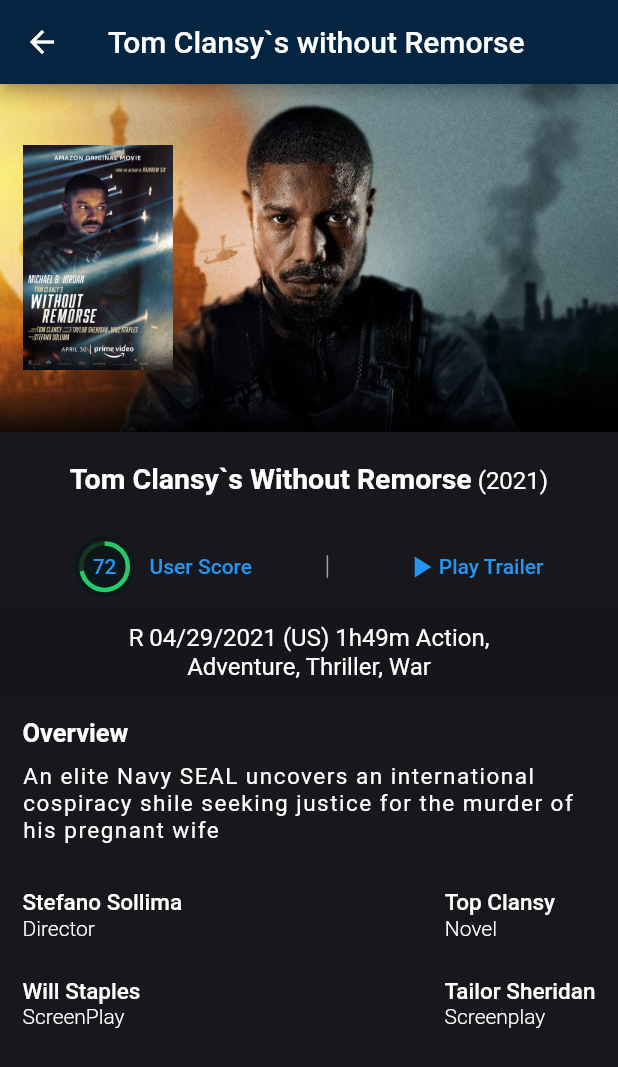
After one commit to PilKvas/themoviedb, a Flutter app: the MovieDetailsWidget screen opened by its route, after a tap on "72", on a phone screen of 412 x 824 dp. The commit adds this screen. Shown: the top 1067 px of the screen. Run offline on Flutter 3.47's test engine with Material 2 defaults, Android fonts, the phone set to English and light mode, and no system bars.

Commit message:
movieDetailsWidget

```diff
--- a/lib/images/app_images.dart
+++ b/lib/images/app_images.dart
@@ -2,4 +2,7 @@
   AppImages._();
 
   static const String moviePlaceholder = 'assets/images.jpeg';
+  static const String foregroundMovieImage = 'assets/foreground_image.jpeg';
+  static const String backgroundMovieImage = 'assets/background_image.jpeg';
+
 }
--- a/lib/main.dart
+++ b/lib/main.dart
@@ -2,6 +2,7 @@
 import 'package:themoviedb/Theme/app_colors.dart';
 import 'package:themoviedb/widgets/auth/auth_screen.dart';
 import 'package:themoviedb/widgets/main_screen/main_screen_widget.dart';
+import 'package:themoviedb/widgets/movie_details/movie_details_widget.dart';
 
 void main() {
   runApp(const MyApp());
@@ -28,6 +29,18 @@
       routes: {
         '/auth': (_) => const AuthScreenWidget(),
         '/main_screen': (_) => const MainScreenWidgetn(),
+        '/main_screen/movie_details': (_) {
+          final arguments = ModalRoute.of(context)?.settings.arguments;
+          if (arguments is int) {
+            return MovieDetailsWidget(
+              movieId: arguments,
+            );
+          } else {
+            return const MovieDetailsWidget(
+              movieId: 0,
+            );
+          }
+        }
       },
       home: const AuthScreenWidget(),
     );
--- a/lib/widgets/main_screen/main_screen_widget.dart
+++ b/lib/widgets/main_screen/main_screen_widget.dart
@@ -28,7 +28,7 @@
         index: _selectedTab,
         children: const [
           Text(
-            'Новости',
+            'Привет А',
           ),
           MovieListWidget(),
           Text(
--- /dev/null
+++ b/lib/widgets/movie_details/movie_details_main_info_widget.dart
@@ -0,0 +1,289 @@
+import 'package:flutter/material.dart';
+import 'package:themoviedb/images/app_images.dart';
+import 'package:themoviedb/widgets/movie_details/radian_progress_bar.dart';
+
+class MovieDetailsMainInfoWidget extends StatelessWidget {
+  const MovieDetailsMainInfoWidget({Key? key}) : super(key: key);
+
+  @override
+  Widget build(BuildContext context) {
+    return Column(
+      children: const [
+        _TopPosterWidget(),
+        _MovieNameWidget(),
+        _ScoreWidget(),
+        _SummeryWidget(),
+        _OverviewWidget(),
+        _CastWidget(),
+
+      ],
+    );
+  }
+}
+
+class _TopPosterWidget extends StatelessWidget {
+  const _TopPosterWidget({Key? key}) : super(key: key);
+
+  @override
+  Widget build(BuildContext context) {
+    return Stack(
+      children: [
+        Image.asset(AppImages.backgroundMovieImage),
+        Positioned(
+          top: 15,
+          left: 15,
+          bottom: 15,
+          child: Image.asset(AppImages.foregroundMovieImage,
+              width: 100, height: 100),
+        ),
+      ],
+    );
+  }
+}
+
+class _MovieNameWidget extends StatelessWidget {
+  const _MovieNameWidget({Key? key}) : super(key: key);
+
+  @override
+  Widget build(BuildContext context) {
+    return Padding(
+      padding: const EdgeInsets.all(20.0),
+      child: RichText(
+        textAlign: TextAlign.center,
+        maxLines: 3,
+        text: const TextSpan(
+          children: [
+            TextSpan(
+              text: 'Tom Clansy`s Without Remorse',
+              style: TextStyle(
+                fontSize: 19,
+                fontWeight: FontWeight.w600,
+              ),
+            ),
+            TextSpan(
+                text: ' (2021)',
+                style: TextStyle(
+                  fontSize: 16,
+                  fontWeight: FontWeight.w400,
+                )),
+          ],
+        ),
+      ),
+    );
+  }
+}
+
+class _SummeryWidget extends StatelessWidget {
+  const _SummeryWidget({Key? key}) : super(key: key);
+
+  @override
+  Widget build(BuildContext context) {
+    return const ColoredBox(
+      color: Color.fromRGBO(22, 21, 25, 1.0),
+      child: Padding(
+        padding: EdgeInsets.symmetric(vertical: 10, horizontal: 65),
+        child: Text(
+          textAlign: TextAlign.center,
+          style: TextStyle(
+            color: Colors.white,
+            fontSize: 16,
+            fontWeight: FontWeight.w400,
+          ),
+          'R 04/29/2021 (US) 1h49m Action, Adventure, Thriller, War',
+        ),
+      ),
+    );
+  }
+}
+
+class _OverviewWidget extends StatelessWidget {
+  const _OverviewWidget({Key? key}) : super(key: key);
+
+  @override
+  Widget build(BuildContext context) {
+    return Padding(
+      padding: const EdgeInsets.symmetric(horizontal: 15, vertical: 15),
+      child: Column(
+        crossAxisAlignment: CrossAxisAlignment.start,
+        children: const [
+          Text(
+            'Overview',
+            style: TextStyle(
+              color: Colors.white,
+              fontSize: 17,
+              fontWeight: FontWeight.bold,
+            ),
+          ),
+          SizedBox(
+            height: 10,
+          ),
+          Text(
+              'An elite Navy SEAL uncovers an international cospiracy shile seeking justice for the murder of his pregnant wife',
+              style: TextStyle(
+                  color: Colors.white,
+                  fontSize: 15,
+                  letterSpacing: 1,
+                  height: 1.2))
+        ],
+      ),
+    );
+  }
+}
+
+class _CastWidget extends StatelessWidget {
+  const _CastWidget({Key? key}) : super(key: key);
+
+  @override
+  Widget build(BuildContext context) {
+    return Padding(
+      padding: const EdgeInsets.symmetric(horizontal: 15, vertical: 15),
+      child: Column(
+        children: [
+          Padding(
+            padding: const EdgeInsets.only(right: 27.0),
+            child: Row(
+              mainAxisAlignment: MainAxisAlignment.spaceBetween,
+              children: [
+                Column(
+                  crossAxisAlignment: CrossAxisAlignment.start,
+                  children: const [
+                    Text(
+                      'Stefano Sollima',
+                      style: TextStyle(
+                        color: Colors.white,
+                        fontSize: 15,
+                        fontWeight: FontWeight.w500,
+                      ),
+                    ),
+                    Text(
+                      'Director',
+                      style: TextStyle(
+                        color: Colors.white,
+                        fontSize: 14,
+                        fontWeight: FontWeight.w300,
+                      ),
+                    ),
+                  ],
+                ),
+                Column(
+                  crossAxisAlignment: CrossAxisAlignment.start,
+                  children: const [
+                    Text(
+                      'Top Clansy',
+                      style: TextStyle(
+                        color: Colors.white,
+                        fontSize: 15,
+                        fontWeight: FontWeight.w500,
+                      ),
+                    ),
+                    Text(
+                      'Novel',
+                      style: TextStyle(
+                        color: Colors.white,
+                        fontSize: 14,
+                        fontWeight: FontWeight.w300,
+                      ),
+                    ),
+                  ],
+                ),
+              ],
+            ),
+          ),
+          const SizedBox(
+            height: 25,
+          ),
+          Row(
+            mainAxisAlignment: MainAxisAlignment.spaceBetween,
+            children: [
+              Column(
+                crossAxisAlignment: CrossAxisAlignment.start,
+                children: const [
+                  Text(
+                    'Will Staples',
+                    style: TextStyle(
+                      color: Colors.white,
+                      fontSize: 15,
+                      fontWeight: FontWeight.w500,
+                    ),
+                  ),
+                  Text(
+                    'ScreenPlay',
+                    style: TextStyle(
+                      color: Colors.white,
+                      fontSize: 14,
+                      fontWeight: FontWeight.w300,
+                    ),
+                  ),
+                ],
+              ),
+              Column(
+                crossAxisAlignment: CrossAxisAlignment.start,
+                children: const [
+                  Text(
+                    'Tailor Sheridan',
+                    style: TextStyle(
+                      color: Colors.white,
+                      fontSize: 15,
+                      fontWeight: FontWeight.w500,
+                    ),
+                  ),
+                  Text(
+                    'Screenplay',
+                    style: TextStyle(
+                      color: Colors.white,
+                      fontSize: 14,
+                      fontWeight: FontWeight.w300,
+                    ),
+                  ),
+                ],
+              ),
+            ],
+          ),
+        ],
+      ),
+    );
+  }
+}
+
+class _ScoreWidget extends StatelessWidget {
+  const _ScoreWidget({Key? key}) : super(key: key);
+
+  @override
+  Widget build(BuildContext context) {
+    return Row(
+      mainAxisAlignment: MainAxisAlignment.spaceEvenly,
+      children: [
+        TextButton(
+            onPressed: () {},
+            child: Row(
+              children: const [
+                SizedBox(
+                  width: 40,
+                  height: 40,
+                  child: RadialPercentWidget(
+                      percent: 0.72,
+                      fillColor: Color.fromARGB(255, 12, 23, 25),
+                      lineColor: Color.fromARGB(255, 37, 203, 103),
+                      freeColor: Color.fromARGB(255, 25, 54, 31),
+                      lineWidgth: 3,
+                      child: Text('72')),
+                ),
+                SizedBox(
+                  width: 10,
+                ),
+                Text('User Score'),
+              ],
+            )),
+        Container(width: 1, height: 15, color: Colors.grey),
+        TextButton(
+            onPressed: () {},
+            child: Row(
+              children: const[
+                Icon(Icons.play_arrow),
+                Text('Play Trailer'),
+              ],
+            )),
+      ],
+    );
+  }
+}
--- /dev/null
+++ b/lib/widgets/movie_details/movie_details_widget.dart
@@ -0,0 +1,30 @@
+
+import 'package:flutter/material.dart';
+import 'package:themoviedb/widgets/movie_details/movie_details_main_info_widget.dart';
+
+class MovieDetailsWidget extends StatefulWidget {
+  final int movieId;
+  const MovieDetailsWidget({Key? key, required this.movieId}) : super(key: key);
+
+  @override
+  State<MovieDetailsWidget> createState() => _MovieDetailsWidgetState();
+}
+
+class _MovieDetailsWidgetState extends State<MovieDetailsWidget> {
+  @override
+  Widget build(BuildContext context) {
+    return Scaffold(
+      appBar: AppBar(
+        title: const Text('Tom Clansy`s without Remorse'),
+      ),
+      body: ColoredBox(
+        color:const  Color.fromRGBO(24, 23, 27, 1.0),
+        child: ListView(
+          children: const [
+            MovieDetailsMainInfoWidget(),
+          ],
+        ),
+      )
+    );
+  }
+}
--- /dev/null
+++ b/lib/widgets/movie_details/radian_progress_bar.dart
@@ -0,0 +1,122 @@
+import 'dart:math';
+
+import 'package:flutter/material.dart';
+
+
+class RadialPercentWidget extends StatelessWidget {
+  final Widget child;
+  final double percent;
+  final Color fillColor;
+  final Color lineColor;
+  final Color freeColor;
+  final double lineWidgth;
+
+  const RadialPercentWidget({
+    Key? key,
+    required this.child,
+    required this.percent,
+    required this.fillColor,
+    required this.lineColor,
+    required this.freeColor,
+    required this.lineWidgth,
+  }) : super(key: key);
+
+  @override
+  Widget build(BuildContext context) {
+    return Stack(
+      fit: StackFit.expand,
+      children: [
+        CustomPaint(
+          painter: MyPainter(
+              percent: percent,
+              fillColor: fillColor,
+              lineColor: lineColor,
+              freeColor: freeColor,
+              lineWidgth: lineWidgth),
+        ),
+        Padding(
+          padding: const EdgeInsets.all(11.0),
+          child: Center(
+            child: child,
+          ),
+        )
+      ],
+    );
+  }
+}
+
+class MyPainter extends CustomPainter {
+  final double percent;
+  final Color fillColor;
+  final Color lineColor;
+  final Color freeColor;
+  final double lineWidgth;
+
+  const MyPainter({
+    Key? key,
+    required this.percent,
+    required this.fillColor,
+    required this.lineColor,
+    required this.freeColor,
+    required this.lineWidgth,
+  });
+
+  @override
+  void paint(Canvas canvas, Size size) {
+    Rect arcRect = calculateArcRect(size);
+    drawBackground(canvas, size);
+    drawFreeArc(canvas, arcRect);
+    drawfilledArc(canvas, arcRect);
+  }
+
+  void drawfilledArc(Canvas canvas, Rect arcRect) {
+    final paint = Paint();
+    paint.color = lineColor;
+    paint.style = PaintingStyle.stroke;
+    paint.strokeWidth = lineWidgth;
+    canvas.drawArc(
+      arcRect,
+      -pi / 2,
+      pi * 2 * percent,
+      false,
+      paint,
+    );
+  }
+
+  void drawFreeArc(Canvas canvas, Rect arcRect) {
+    final paint = Paint();
+    paint.color = freeColor;
+    paint.style = PaintingStyle.stroke;
+    paint.strokeWidth = lineWidgth;
+    canvas.drawArc(
+      arcRect,
+      pi * 2 * percent - (pi / 2),
+      pi * 2 * (1.0 - percent),
+      false,
+      paint,
+    );
+  }
+
+  void drawBackground(Canvas canvas, Size size) {
+    final paint = Paint();
+    paint.color = fillColor;
+    paint.style = PaintingStyle.fill;
+    canvas.drawOval(Offset.zero & size, paint);
+  }
+
+  Rect calculateArcRect(Size size) {
+     const lineMargin = 3;
+    final offset = lineWidgth / 2 + lineMargin;
+    final arcRect = Offset(offset, offset) &
+        Size(
+          size.width - offset * 2,
+          size.height - offset * 2,
+        );
+    return arcRect;
+  }
+
+  @override
+  bool shouldRepaint(covariant CustomPainter oldDelegate) {
+    return true;
+  }
+}
--- a/lib/widgets/movie_list/movie_list_widget.dart
+++ b/lib/widgets/movie_list/movie_list_widget.dart
@@ -2,12 +2,14 @@
 import 'package:themoviedb/images/app_images.dart';
 
 class Movie {
+  final int id;
   final String imageUrl;
   final String title;
   final String time;
   final String description;
 
   Movie({
+    required this.id,
     required this.imageUrl,
     required this.title,
     required this.time,
@@ -25,6 +27,7 @@
 class _MovieListWidgetState extends State<MovieListWidget> {
   final _movie = [
     Movie(
+      id: 1,
       imageUrl: AppImages.moviePlaceholder,
       title: 'Death',
       time: 'April 7, 2021',
@@ -32,6 +35,7 @@
           'Lorem ipsum dolor sit amet, consectetur adipiscing elit. Integer interdum mattis interdum. Praesent at ornare justo. Vestibulum non lectus id velit maximus elementum ac at risus. Sed sollicitudin non purus vitae ullamcorper. Nulla pellentesque tellus est, vel cursus massa porta vel.',
     ),
     Movie(
+      id: 2,
       imageUrl: AppImages.moviePlaceholder,
       title: 'Мстители',
       time: 'April 7, 2021',
@@ -39,6 +43,7 @@
           'Lorem ipsum dolor sit amet, consectetur adipiscing elit. Integer interdum mattis interdum. Praesent at ornare justo. Vestibulum non lectus id velit maximus elementum ac at risus. Sed sollicitudin non purus vitae ullamcorper. Nulla pellentesque tellus est, vel cursus massa porta vel.',
     ),
     Movie(
+      id: 3,
       imageUrl: AppImages.moviePlaceholder,
       title: 'Выживший',
       time: 'April 7, 2021',
@@ -46,6 +51,7 @@
           'Lorem ipsum dolor sit amet, consectetur adipiscing elit. Integer interdum mattis interdum. Praesent at ornare justo. Vestibulum non lectus id velit maximus elementum ac at risus. Sed sollicitudin non purus vitae ullamcorper. Nulla pellentesque tellus est, vel cursus massa porta vel.',
     ),
     Movie(
+      id: 4,
       imageUrl: AppImages.moviePlaceholder,
       title: 'Спирит',
       time: 'April 7, 2021',
@@ -53,6 +59,7 @@
           'Lorem ipsum dolor sit amet, consectetur adipiscing elit. Integer interdum mattis interdum. Praesent at ornare justo. Vestibulum non lectus id velit maximus elementum ac at risus. Sed sollicitudin non purus vitae ullamcorper. Nulla pellentesque tellus est, vel cursus massa porta vel.',
     ),
     Movie(
+      id: 5,
       imageUrl: AppImages.moviePlaceholder,
       title: 'Семь жизней',
       time: 'April 7, 2021',
@@ -60,6 +67,7 @@
           'Lorem ipsum dolor sit amet, consectetur adipiscing elit. Integer interdum mattis interdum. Praesent at ornare justo. Vestibulum non lectus id velit maximus elementum ac at risus. Sed sollicitudin non purus vitae ullamcorper. Nulla pellentesque tellus est, vel cursus massa porta vel.',
     ),
     Movie(
+      id: 6,
       imageUrl: AppImages.moviePlaceholder,
       title: 'Финал',
       time: 'April 7, 2021',
@@ -67,6 +75,7 @@
           'Lorem ipsum dolor sit amet, consectetur adipiscing elit. Integer interdum mattis interdum. Praesent at ornare justo. Vestibulum non lectus id velit maximus elementum ac at risus. Sed sollicitudin non purus vitae ullamcorper. Nulla pellentesque tellus est, vel cursus massa porta vel.',
     ),
     Movie(
+      id: 7,
       imageUrl: AppImages.moviePlaceholder,
       title: 'Боец',
       time: 'April 7, 2021',
@@ -74,6 +83,7 @@
           'Lorem ipsum dolor sit amet, consectetur adipiscing elit. Integer interdum mattis interdum. Praesent at ornare justo. Vestibulum non lectus id velit maximus elementum ac at risus. Sed sollicitudin non purus vitae ullamcorper. Nulla pellentesque tellus est, vel cursus massa porta vel.',
     ),
     Movie(
+      id: 8,
       imageUrl: AppImages.moviePlaceholder,
       title: 'Демоны',
       time: 'April 7, 2021',
@@ -101,6 +111,14 @@
     super.initState();
     _filteredMovies = _movie;
     _searchController.addListener(_searchMovie);
+  }
+
+  void _onMovieTap(int index) {
+    final id = _movie[index].id;
+    Navigator.of(context).pushNamed(
+      '/main_screen/movie_details',
+      arguments: id,
+    );
   }
 
   @override
@@ -182,7 +200,9 @@
                   Material(
                     color: Colors.transparent,
                     child: InkWell(
-                        borderRadius: BorderRadius.circular(10), onTap: () {}),
+                      borderRadius: BorderRadius.circular(10),
+                      onTap: () => _onMovieTap(index),
+                    ),
                   )
                 ],
               ),
```
Also changed, not shown: assets/background_image.jpeg (added), assets/foreground_image.jpeg (added).
